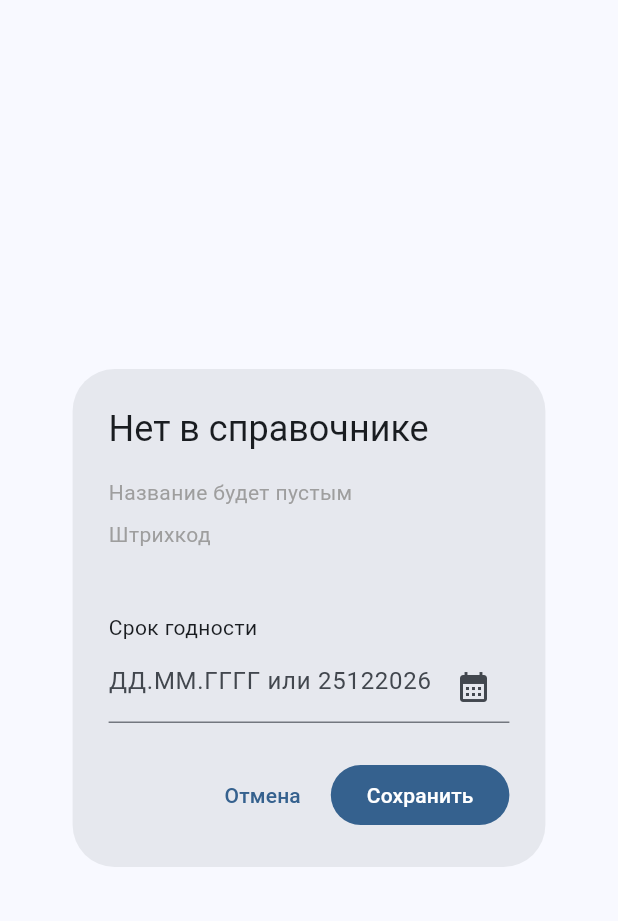
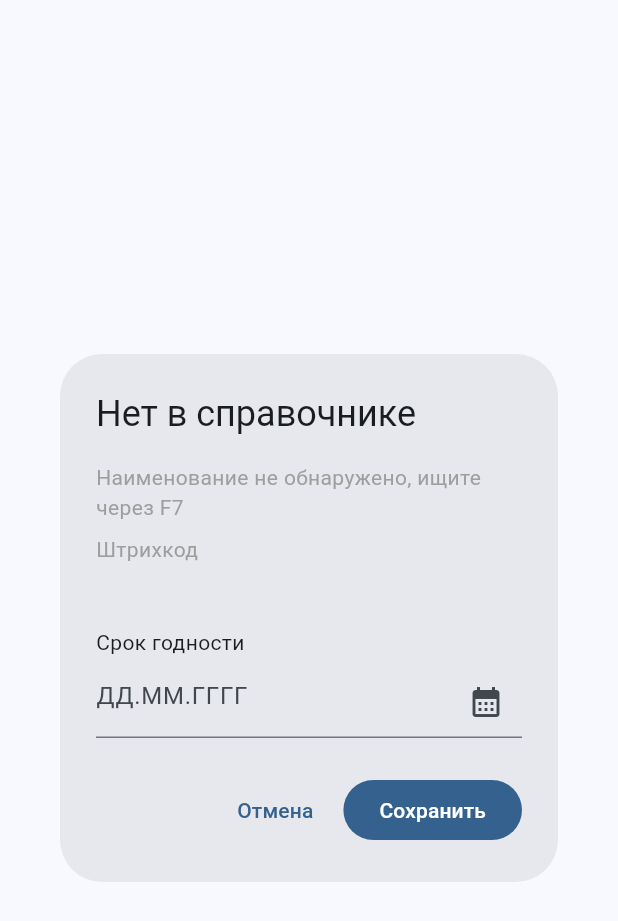
Before and after one commit to DarkVMD/Scanner_test, a Flutter app: the _ExpiryDialog widget shown alone on an empty page, opened directly with empty values, on a phone screen of 412 x 824 dp. Shown: the top 921 px of the screen. Run offline on Flutter 3.47's test engine with Material 3 defaults, Android fonts, the phone set to English and light mode, and no system bars; our stand-ins replace file_picker, share_plus, sqflite; missing offline and left inert: excel, mobile_scanner; accounts and stored records are empty.

Commit message:
Update scanner_screen.dart
Поменял текст немного

```diff
--- a/lib/screens/scanner_screen.dart
+++ b/lib/screens/scanner_screen.dart
@@ -103,7 +103,7 @@ class _ExpiryDialogState extends State<_ExpiryDialog> {
     title: Text(widget.productFound ? 'Товар найден' : 'Нет в справочнике'),
     content: SingleChildScrollView(child: Column(mainAxisSize: MainAxisSize.min, crossAxisAlignment: CrossAxisAlignment.start, children: [
       if (widget.productFound) Text(widget.name, style: const TextStyle(fontSize: 18, fontWeight: FontWeight.bold))
-      else const Text('Название будет пустым', style: TextStyle(color: Colors.grey)),
+      else const Text('Наименование не обнаружено, ищите через F7', style: TextStyle(color: Colors.grey)),
       const SizedBox(height: 8), const Text('Штрихкод', style: TextStyle(color: Colors.grey)),
       SelectableText(widget.barcode), const SizedBox(height: 18),
       const Text('Срок годности'), const SizedBox(height: 6),
@@ -112,7 +112,7 @@ class _ExpiryDialogState extends State<_ExpiryDialog> {
         keyboardType: TextInputType.number,
         inputFormatters: [DateDigitsFormatter()],
         decoration: InputDecoration(
-          hintText: 'ДД.ММ.ГГГГ или 25122026',
+          hintText: 'ДД.ММ.ГГГГ',
           suffixIcon: IconButton(icon: const Icon(Icons.calendar_month), onPressed: _pickDate),
         ),
         onChanged: (_) => _date = null,
```
